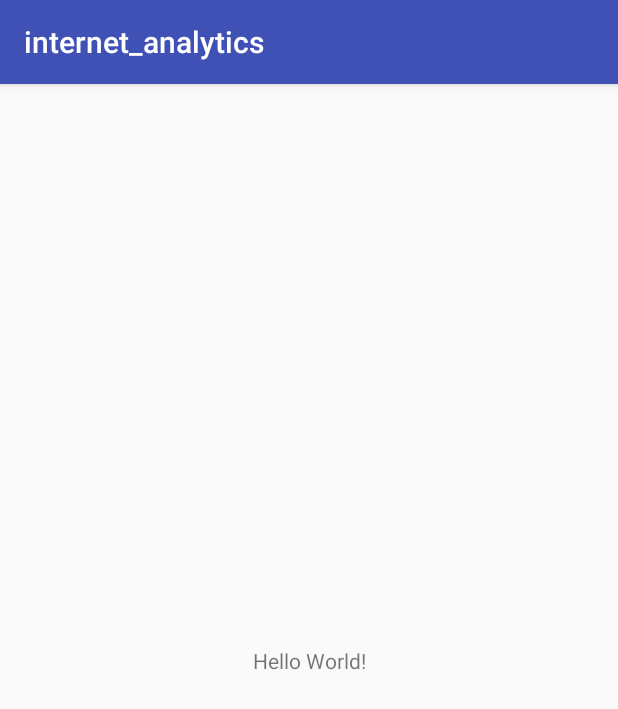
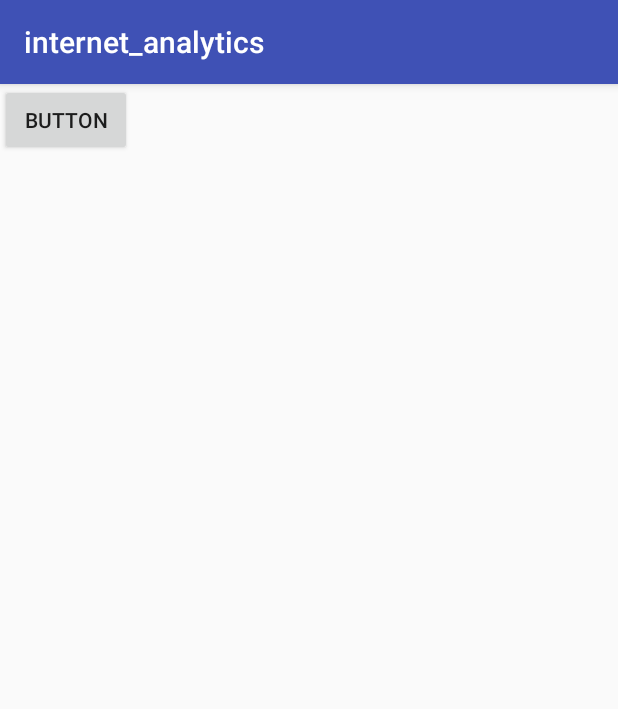
Before and after one commit to bripeticca/androidapp, an Android app: the screen it shows after launch (MainActivity), on a phone screen of 412 x 824 dp. Shown: the top 709 px of the screen. Run offline under Robolectric (Android 15) with nearby library versions, the phone set to English and light mode, and no system bars.

Commit message:
added debug button

```diff
--- a/app/src/main/java/com/example/bripeticca/internet_analytics/MainActivity.java
+++ b/app/src/main/java/com/example/bripeticca/internet_analytics/MainActivity.java
@@ -2,12 +2,28 @@ package com.example.bripeticca.internet_analytics;
 
 import android.support.v7.app.AppCompatActivity;
 import android.os.Bundle;
+import android.widget.Button;
+import android.view.View;
+import android.util.Log;
 
 public class MainActivity extends AppCompatActivity {
+
+    /*WifiManager wifiManager = (WifiManager) getActivity().
+            getSystemService(Context.WIFI_SERVICE);*/
 
     @Override
     protected void onCreate(Bundle savedInstanceState) {
         super.onCreate(savedInstanceState);
         setContentView(R.layout.activity_main);
+
+        final Button button = (Button) findViewById(R.id.firstButton);
+        button.setOnClickListener(new View.OnClickListener() {
+            @Override
+            public void onClick(View view) {
+                Log.d("firstButton", "the button has been clicked");
+
+            }
+        });
     }
+
 }
--- a/app/src/main/res/layout/activity_main.xml
+++ b/app/src/main/res/layout/activity_main.xml
@@ -6,13 +6,11 @@
     android:layout_height="match_parent"
     tools:context="com.example.bripeticca.internet_analytics.MainActivity">
 
-    <TextView
+    <Button
+        android:id="@+id/firstButton"
         android:layout_width="wrap_content"
         android:layout_height="wrap_content"
-        android:text="Hello World!"
-        app:layout_constraintBottom_toBottomOf="parent"
-        app:layout_constraintLeft_toLeftOf="parent"
-        app:layout_constraintRight_toRightOf="parent"
-        app:layout_constraintTop_toTopOf="parent" />
-
+        android:text="Button"
+        tools:layout_editor_absoluteX="28dp"
+        tools:layout_editor_absoluteY="97dp" />
 </android.support.constraint.ConstraintLayout>
```
